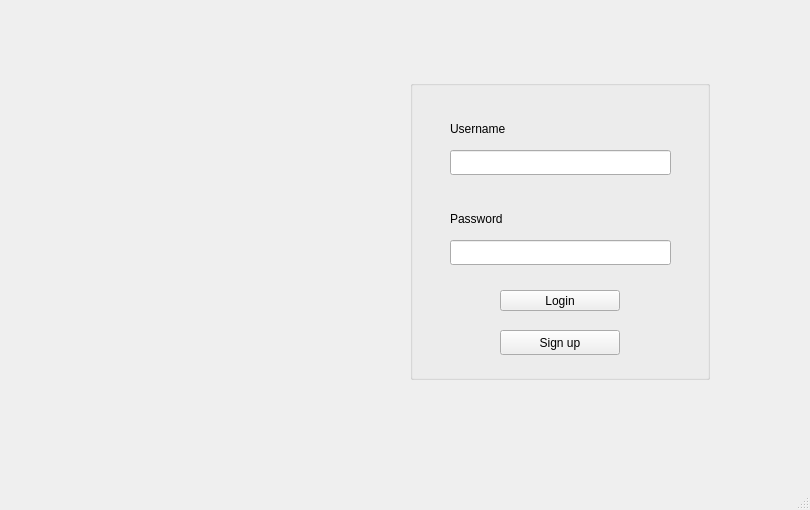
Old version of the form updated_code_2/PPWProj/loginwindow.ui in the repository atdh/individual_project_db_3010.
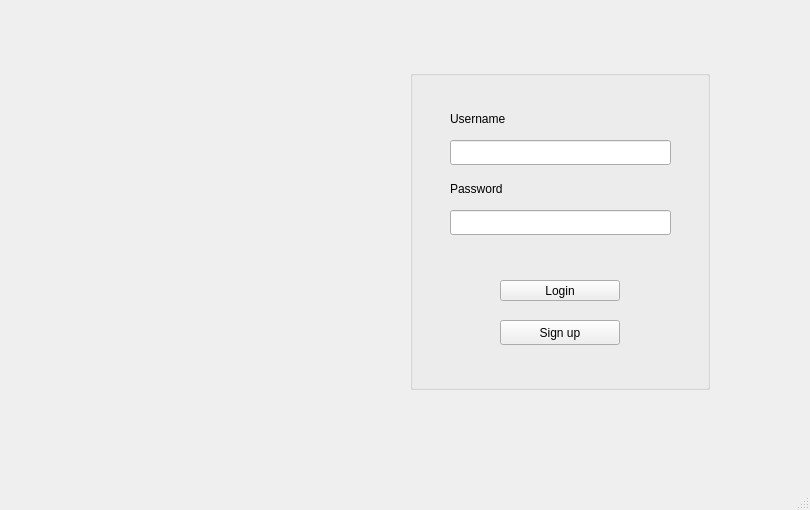
New version of the form. Icons and pictures are not drawn.

What changed in the file:
```diff
--- a/updated_code_2/PPWProj/loginwindow.ui
+++ b/updated_code_2/PPWProj/loginwindow.ui
@@ -18,9 +18,9 @@
     <property name="geometry">
      <rect>
       <x>410</x>
-      <y>80</y>
+      <y>70</y>
       <width>300</width>
-      <height>300</height>
+      <height>320</height>
      </rect>
     </property>
     <property name="title">
@@ -43,7 +43,7 @@
      <property name="geometry">
       <rect>
        <x>40</x>
-       <y>130</y>
+       <y>110</y>
        <width>67</width>
        <height>17</height>
       </rect>
@@ -79,7 +79,7 @@
      <property name="geometry">
       <rect>
        <x>40</x>
-       <y>160</y>
+       <y>140</y>
        <width>221</width>
        <height>25</height>
       </rect>
```
Left out of the diff: 6 changed lines with no effect on the pictures.
